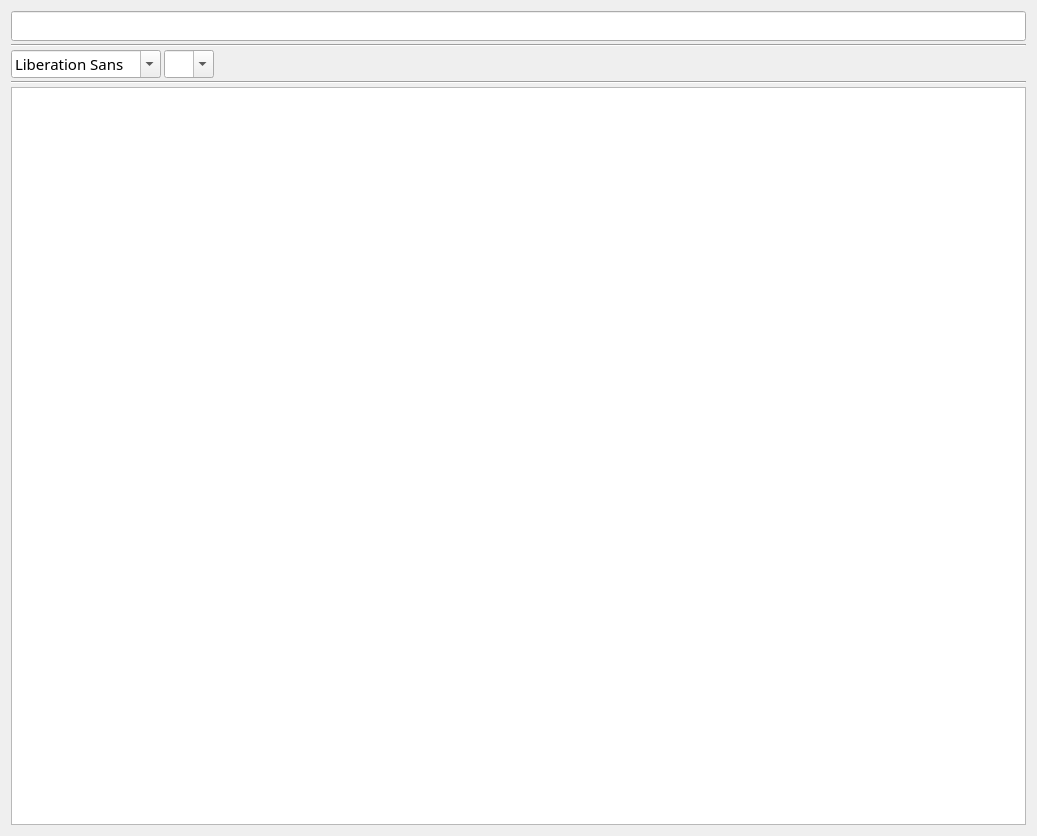
This is Code/guimain/note_editwindow.ui in legobadman/FlashNote as Qt 5 draws it before an edit. The edited form follows.
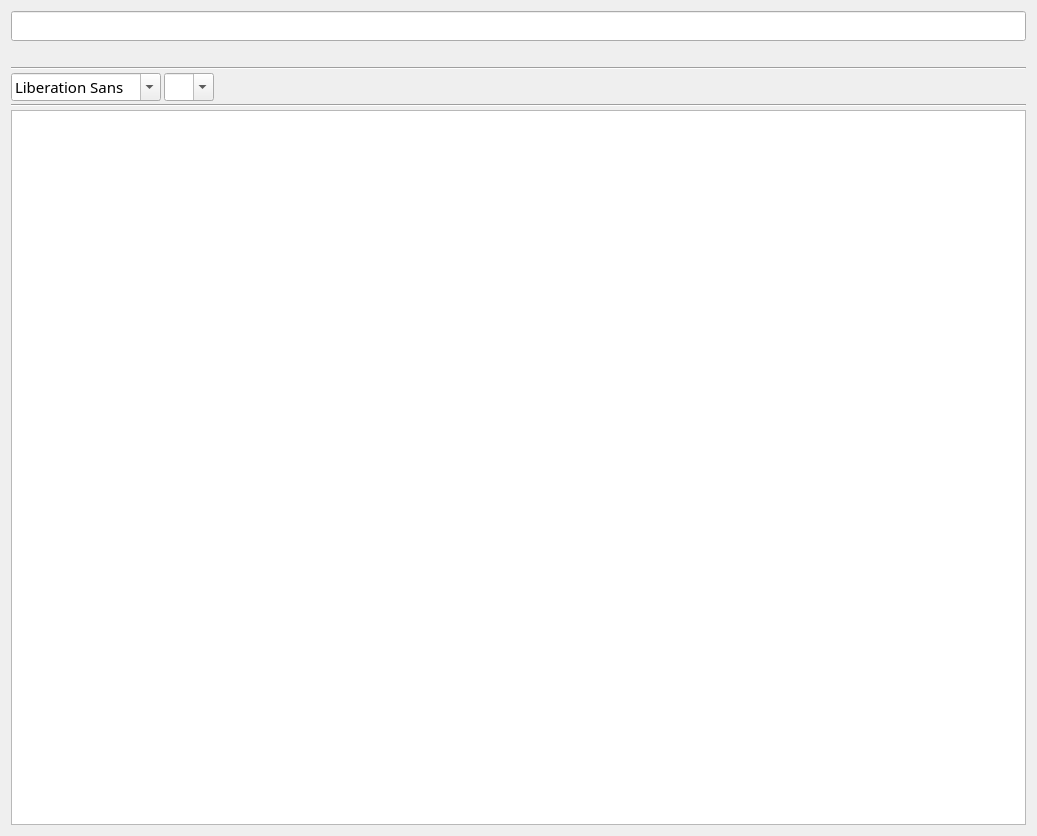
This is the edited form. Custom widgets are drawn as their Qt base class.

Commit message: core: 增加INotebook和INoteApplication接口，实现类，并采用COM的计数管理方法。 gui: 1. 编辑窗口保存编辑结果。2.新建笔记窗口的独立实现。3.左边侧栏的“新建笔记”从view中哪个单独出来。3.主窗口显示服务端传回的数据。 增加用于服务rpc通信的rpcservice模块以及一个给com接口用的智能指针。

```diff
--- a/Code/guimain/note_editwindow.ui
+++ b/Code/guimain/note_editwindow.ui
@@ -47,6 +47,29 @@
        </property>
       </widget>
      </item>
+     <item>
+      <layout class="QHBoxLayout" name="horizontalLayout_233">
+       <property name="spacing">
+        <number>3</number>
+       </property>
+       <item>
+        <widget class="MenuButton"  name="bookmenu" native="true"/>		   
+	   </item>
+       <item>
+        <spacer name="horizontalSpacer233">
+         <property name="orientation">
+          <enum>Qt::Horizontal</enum>
+         </property>
+         <property name="sizeHint" stdset="0">
+          <size>
+           <width>40</width>
+           <height>20</height>
+          </size>
+         </property>
+        </spacer>
+       </item>
+      </layout>
+	 </item>		
      <item>
       <widget class="QFrame" name="frame">
        <property name="minimumSize">
```
The commit also changes 46 other files.
